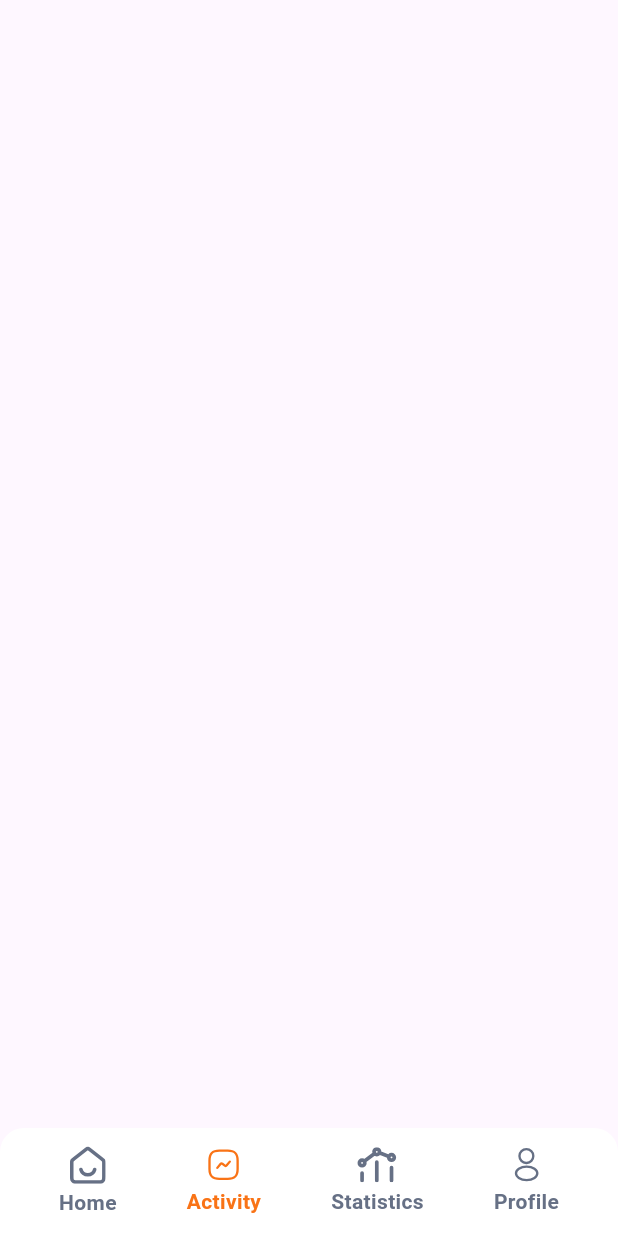
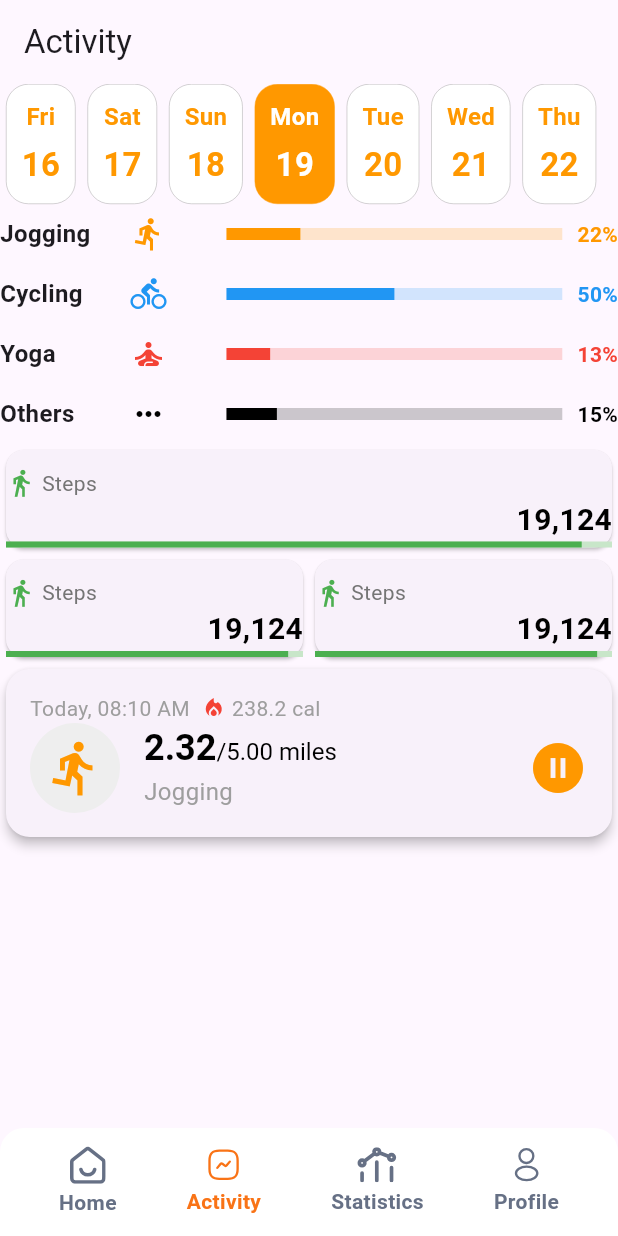
Before and after one commit to HasanAlHridoy/codesbreak_task, a Flutter app: the screen it shows after launch, item 2 of the bottom bar chosen, on a phone screen of 412 x 824 dp. Run offline on Flutter 3.47's test engine with Material 3 defaults, Android fonts, the phone set to English and light mode, and no system bars; our stand-ins replace carousel_slider, fl_chart, flutter_svg; network calls fail.

Commit message:
goal section

```diff
--- a/lib/presentation/activity_screen/activity_screen.dart
+++ b/lib/presentation/activity_screen/activity_screen.dart
@@ -1,3 +1,7 @@
+import 'package:codesbreak_task/presentation/activity_screen/widgets/activities_widget.dart';
+import 'package:codesbreak_task/presentation/activity_screen/widgets/burning_widget.dart';
+import 'package:codesbreak_task/presentation/activity_screen/widgets/calendar_widget.dart';
+import 'package:codesbreak_task/presentation/dashboard_screen/widgets/steps_and_sleep_card.dart';
 import 'package:flutter/material.dart';
 
 class ActivityScreen extends StatelessWidget {
@@ -5,8 +9,28 @@ class ActivityScreen extends StatelessWidget {
 
   @override
   Widget build(BuildContext context) {
-    return const Scaffold(
-
+    return Scaffold(
+      appBar: AppBar(
+        title: const Text('Activity'),
+      ),
+      body: Column(
+        children: [
+          CalendarWidget(),
+          BurningWidget(),
+          ReusableCard(),
+          Row(
+            children: [
+              Expanded(
+                child: ReusableCard(),
+              ),
+              Expanded(
+                child: ReusableCard(),
+              ),
+            ],
+          ),
+          ActivitiesWidget()
+        ],
+      ),
     );
   }
 }
--- /dev/null
+++ b/lib/presentation/activity_screen/widgets/activities_widget.dart
@@ -0,0 +1,78 @@
+import 'package:flutter/material.dart';
+
+class ActivitiesWidget extends StatelessWidget {
+  const ActivitiesWidget({super.key});
+
+  @override
+  Widget build(BuildContext context) {
+    return Card(
+      shape: RoundedRectangleBorder(borderRadius: BorderRadius.circular(16)),
+      elevation: 3,
+      child: Padding(
+        padding: const EdgeInsets.all(16.0),
+        child: Column(
+          children: [
+            Row(
+              children: [
+                Text(
+                  'Today, 08:10 AM',
+                  style: TextStyle(color: Colors.grey, fontSize: 14),
+                ),
+                SizedBox(width: 8),
+                Icon(Icons.local_fire_department, color: Colors.red, size: 16),
+                SizedBox(width: 4),
+                Text(
+                  '238.2 cal',
+                  style: TextStyle(color: Colors.grey, fontSize: 14),
+                ),
+              ],
+            ),
+            Row(
+              crossAxisAlignment: CrossAxisAlignment.center,
+              children: [
+                CircleAvatar(
+                  radius: 30,
+                  backgroundColor: Colors.grey[200],
+                  child: Icon(Icons.directions_run, color: Colors.orange, size: 40),
+                ),
+                SizedBox(width: 16),
+                Expanded(
+                  child: Column(
+                    crossAxisAlignment: CrossAxisAlignment.start,
+                    children: [
+                      // SizedBox(height: 8),
+                      RichText(
+                        text: TextSpan(
+                          children: [
+                            TextSpan(
+                              text: '2.32',
+                              style: TextStyle(fontSize: 24, fontWeight: FontWeight.bold, color: Colors.black),
+                            ),
+                            TextSpan(
+                              text: '/5.00 miles',
+                              style: TextStyle(fontSize: 16, color: Colors.black),
+                            ),
+                          ],
+                        ),
+                      ),
+                      SizedBox(height: 4),
+                      Text(
+                        'Jogging',
+                        style: TextStyle(color: Colors.grey, fontSize: 16),
+                      ),
+                    ],
+                  ),
+                ),
+                Icon(
+                  Icons.pause_circle_filled,
+                  color: Colors.orange,
+                  size: 40,
+                ),
+              ],
+            ),
+          ],
+        ),
+      ),
+    );
+  }
+}
--- /dev/null
+++ b/lib/presentation/activity_screen/widgets/burning_widget.dart
@@ -0,0 +1,71 @@
+import 'package:flutter/material.dart';
+
+class BurningWidget extends StatelessWidget {
+  final List<Activity> activities = [
+    Activity(name: 'Jogging', percentage: 22, color: Colors.orange, icon: Icons.directions_run),
+    Activity(name: 'Cycling', percentage: 50, color: Colors.blue, icon: Icons.directions_bike),
+    Activity(name: 'Yoga', percentage: 13, color: Colors.red, icon: Icons.self_improvement),
+    Activity(name: 'Others', percentage: 15, color: Colors.black, icon: Icons.more_horiz),
+  ];
+
+  @override
+  Widget build(BuildContext context) {
+    return Column(
+      crossAxisAlignment: CrossAxisAlignment.start,
+      children: activities.map((activity) => buildActivityRow(activity)).toList(),
+    );
+  }
+
+  Widget buildActivityRow(Activity activity) {
+    return Padding(
+      padding: const EdgeInsets.symmetric(vertical: 8.0),
+      child: Row(
+        children: [
+          Expanded(
+            child: Text(
+              activity.name,
+              style: TextStyle(fontSize: 16, fontWeight: FontWeight.bold),
+            ),
+          ),
+          Icon(activity.icon, color: activity.color),
+          SizedBox(width: 10),
+          VerticalDivider(color: Colors.grey, thickness: 1, width: 20),
+          SizedBox(width: 10),
+          Expanded(
+            flex: 3,
+            child: Row(
+              children: [
+                Expanded(
+                  child: LinearProgressIndicator(
+                    value: activity.percentage / 100,
+                    backgroundColor: activity.color.withOpacity(0.2),
+                    color: activity.color,
+                    minHeight: 8,
+                  ),
+                ),
+                SizedBox(width: 10),
+                Text(
+                  '${activity.percentage}%',
+                  style: TextStyle(
+                    fontSize: 14,
+                    fontWeight: FontWeight.bold,
+                    color: activity.color,
+                  ),
+                ),
+              ],
+            ),
+          ),
+        ],
+      ),
+    );
+  }
+}
+
+class Activity {
+  final String name;
+  final int percentage;
+  final Color color;
+  final IconData icon;
+
+  Activity({required this.name, required this.percentage, required this.color, required this.icon});
+}
--- /dev/null
+++ b/lib/presentation/activity_screen/widgets/calendar_widget.dart
@@ -0,0 +1,63 @@
+import 'package:flutter/material.dart';
+import 'package:intl/intl.dart';
+
+class CalendarWidget extends StatelessWidget {
+  final DateTime today = DateTime.now();
+
+  @override
+  Widget build(BuildContext context) {
+    return SizedBox(
+      height: 80,
+      child: ListView(
+        scrollDirection: Axis.horizontal,
+        // mainAxisAlignment: MainAxisAlignment.center,
+        children: List.generate(7, (index) {
+          DateTime currentDay = today.add(Duration(days: index - 3));
+          bool isSelected = currentDay.day == today.day;
+          return buildDateBox(
+            DateFormat.E().format(currentDay), // Day of the week (e.g., Mon, Tue)
+            DateFormat.d().format(currentDay), // Day of the month (e.g., 01, 02)
+            isSelected,
+          );
+        }),
+      ),
+    );
+  }
+
+  Widget buildDateBox(String day, String date, bool isSelected) {
+    return Container(
+      margin: EdgeInsets.symmetric(horizontal: 4),
+      padding: EdgeInsets.symmetric(vertical: 10, horizontal: 10),
+      decoration: BoxDecoration(
+        color: isSelected ? Colors.orange : Colors.white,
+        borderRadius: BorderRadius.circular(15),
+        border: Border.all(
+          color: isSelected ? Colors.orange : Colors.grey,
+          width: 0.3,
+        ),
+      ),
+      child: Column(
+        mainAxisSize: MainAxisSize.min,
+        children: [
+          Text(
+            day,
+            style: TextStyle(
+              color: isSelected ? Colors.white : Colors.orange,
+              fontSize: 16,
+              fontWeight: FontWeight.bold,
+            ),
+          ),
+          SizedBox(height: 5),
+          Text(
+            date,
+            style: TextStyle(
+              color: isSelected ? Colors.white : Colors.orange,
+              fontSize: 22,
+              fontWeight: FontWeight.bold,
+            ),
+          ),
+        ],
+      ),
+    );
+  }
+}
--- a/lib/presentation/dashboard_screen/dashboard.dart
+++ b/lib/presentation/dashboard_screen/dashboard.dart
@@ -24,7 +24,7 @@ class _DashboardState extends State<Dashboard> {
       body: Padding(
         padding: const EdgeInsets.symmetric(horizontal: 14.0),
         child: Column(
-          children: [SearchWidget(), _buildStatisticSection(), SliderCard(),GoalCard()],
+          children: [SearchWidget(), _buildStatisticSection(), SliderCard(), GoalCard()],
         ),
       ),
     );
@@ -55,7 +55,7 @@ Widget _buildStatisticSection() {
           children: [
             Expanded(
               child: Column(
-                children: [StepsAndSleepCard(), StepsAndSleepCard()],
+                children: [ReusableCard(), ReusableCard()],
               ),
             ),
             Expanded(child: HeartRateCard())
--- a/lib/presentation/dashboard_screen/widgets/steps_and_sleep_card.dart
+++ b/lib/presentation/dashboard_screen/widgets/steps_and_sleep_card.dart
@@ -1,22 +1,23 @@
 import 'package:flutter/material.dart';
 
-class StepsAndSleepCard extends StatelessWidget {
-  const StepsAndSleepCard({super.key});
+class ReusableCard extends StatelessWidget {
+  const ReusableCard({super.key});
 
   @override
   Widget build(BuildContext context) {
-    return Container(
-      // width: 150, // Adjusted to match the design
-      height: 80, // Adjusted to match the design
-      padding: EdgeInsets.only(left: 0, right: 0, top: 12), // Adding padding to the content
-      decoration: BoxDecoration(
-        color: Color(0xFFF8F8F8), // Background color matching the image
-        borderRadius: BorderRadius.circular(4), // Rounded corners
-        border: Border.all(
-          color: Colors.grey.shade300,
-          width: 0.5,
-        ),
-      ),
+    return Card(
+      // height: 80, // Adjusted to match the design
+      // padding: EdgeInsets.only(left: 0, right: 0, top: 12), // Adding padding to the content
+      // decoration: BoxDecoration(
+      //   color: Color(0xFFF8F8F8), // Background color matching the image
+      //   borderRadius: BorderRadius.circular(4), // Rounded corners
+      //   border: Border.all(
+      //     color: Colors.grey.shade300,
+      //     width: 0.5,
+      //   ),
+      // ),
+      child: Padding(
+        padding: EdgeInsets.only(left: 0, right: 0, top: 12),
         child: Column(
           crossAxisAlignment: CrossAxisAlignment.start,
           mainAxisAlignment: MainAxisAlignment.spaceBetween,
@@ -31,12 +32,15 @@ class StepsAndSleepCard extends StatelessWidget {
                 ),
               ],
             ),
-          Text(
+            const Align(
+              alignment: Alignment.centerRight,
+              child: Text(
                 "19,124",
                 style: TextStyle(
                   color: Colors.black,
                   fontWeight: FontWeight.bold,
                   fontSize: 20,
+                ),
               ),
             ),
             LinearProgressIndicator(
@@ -47,6 +51,7 @@ class StepsAndSleepCard extends StatelessWidget {
             ),
           ],
         ),
+      ),
     );
   }
 }
--- a/lib/presentation/goal_screen/goal_screen.dart
+++ b/lib/presentation/goal_screen/goal_screen.dart
@@ -1,3 +1,4 @@
+import 'package:codesbreak_task/presentation/goal_screen/widgets/fitness_goal_card_widget.dart';
 import 'package:flutter/material.dart';
 
 class GoalScreen extends StatelessWidget {
@@ -5,6 +6,15 @@ class GoalScreen extends StatelessWidget {
 
   @override
   Widget build(BuildContext context) {
-    return const Placeholder();
+    return Scaffold(
+      appBar: AppBar(
+        title: const Text('Activity'),
+      ),
+      body: Column(
+        children: [
+          FitnessGoalCard(),
+        ],
+      ),
+    );
   }
 }
--- /dev/null
+++ b/lib/presentation/goal_screen/widgets/fitness_goal_card_widget.dart
@@ -0,0 +1,74 @@
+import 'package:codesbreak_task/utils/image_constant.dart';
+import 'package:flutter/material.dart';
+import 'package:flutter_svg/flutter_svg.dart';
+
+class FitnessGoalCard extends StatelessWidget {
+  @override
+  Widget build(BuildContext context) {
+    return Card(
+      shape: RoundedRectangleBorder(
+        borderRadius: BorderRadius.circular(16),
+      ),
+      child: Container(
+        height: 150,
+        decoration: BoxDecoration(
+          color: Colors.orange,
+          borderRadius: BorderRadius.circular(16),
+        ),
+        child: Padding(
+          padding: const EdgeInsets.all(16.0),
+          child: Row(
+            children: [
+              // Text and Button Column
+              Expanded(
+                child: Column(
+                  crossAxisAlignment: CrossAxisAlignment.start,
+                  mainAxisAlignment: MainAxisAlignment.center,
+                  children: [
+                    Text(
+                      'Start Strong and\nSet Your Fitness Goals',
+                      style: TextStyle(
+                        color: Colors.white,
+                        fontSize: 18,
+                        fontWeight: FontWeight.bold,
+                      ),
+                    ),
+                    SizedBox(height: 10),
+                    ElevatedButton(
+                      onPressed: () {},
+                      style: ElevatedButton.styleFrom(
+                        foregroundColor: Colors.white,
+                        shape: RoundedRectangleBorder(
+                          borderRadius: BorderRadius.circular(8),
+                        ),
+                        padding: EdgeInsets.symmetric(
+                          horizontal: 20,
+                          vertical: 10,
+                        ),
+                      ),
+                      child: Text(
+                        'Set Your Goal',
+                        style: TextStyle(
+                          color: Colors.orange,
+                          fontWeight: FontWeight.bold,
+                        ),
+                      ),
+                    ),
+                  ],
+                ),
+              ),
+              // Image
+              SizedBox(width: 16),
+              SvgPicture.asset(
+                ImageConstant.activityImg,
+                fit: BoxFit.contain,
+                height: 100,
+                alignment: Alignment.center,
+              ),
+            ],
+          ),
+        ),
+      ),
+    );
+  }
+}
--- a/pubspec.yaml
+++ b/pubspec.yaml
@@ -38,6 +38,7 @@ dependencies:
   fl_chart: ^0.68.0
   carousel_slider: ^5.0.0
   flutter_svg: ^2.0.10+1
+  intl: ^0.19.0
 
 dev_dependencies:
   flutter_test:
```
Also changed, not shown: pubspec.lock. Lines whose indentation alone changed are shown as unchanged.
